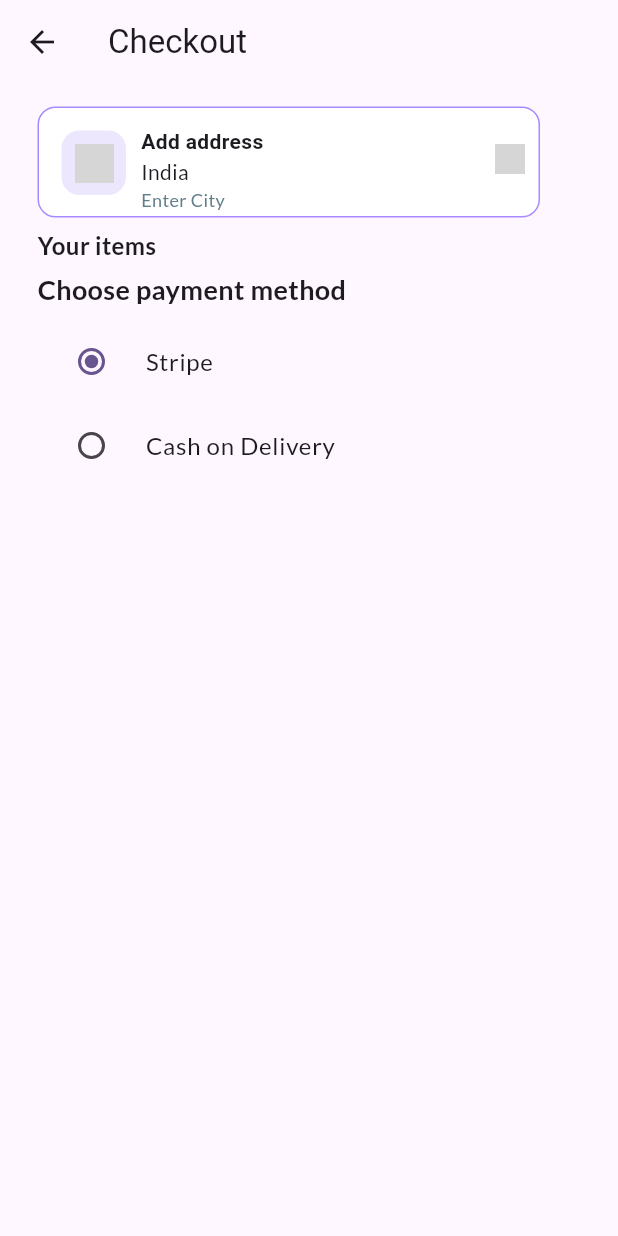
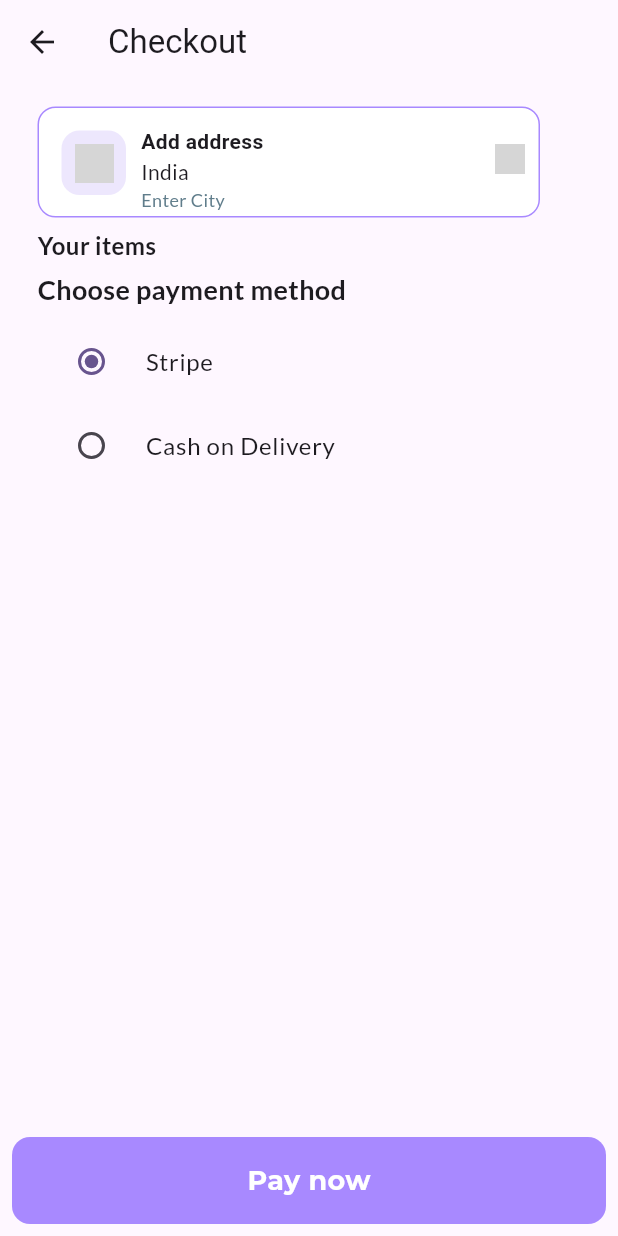
Before and after one commit to Shamimkhan1406/Cartify, a Flutter app: the CheckoutScreen screen opened directly, on a phone screen of 412 x 824 dp. Run offline on Flutter 3.47's test engine with Material 3 defaults, Android fonts, the phone set to English and light mode, and no system bars; our stand-ins replace flutter_dotenv, flutter_riverpod, google_fonts, shared_preferences; accounts and stored records are empty; network calls fail; grey boxes are pictures that could not be loaded.

Commit message:
check out button

```diff
--- a/lib/views/screens/detail/screens/checkout_screen.dart
+++ b/lib/views/screens/detail/screens/checkout_screen.dart
@@ -311,7 +311,7 @@ class _CheckoutScreenState extends ConsumerState<CheckoutScreen> {
                 ),
                 value: 'stripe',
                 groupValue: selectedPaymentMethod,
-                onChanged: (String?value) {
+                onChanged: (String? value) {
                   setState(() {
                     selectedPaymentMethod = value!;
                   });
@@ -327,7 +327,7 @@ class _CheckoutScreenState extends ConsumerState<CheckoutScreen> {
                 ),
                 value: 'cashOnDelivery',
                 groupValue: selectedPaymentMethod,
-                onChanged: (String?value) {
+                onChanged: (String? value) {
                   setState(() {
                     selectedPaymentMethod = value!;
                   });
@@ -337,6 +337,29 @@ class _CheckoutScreenState extends ConsumerState<CheckoutScreen> {
           ),
         ),
       ),
+      bottomNavigationBar: Padding(
+        padding: const EdgeInsets.all(8.0),
+        child: Container(
+          width: 338,
+          height: 58,
+          decoration: BoxDecoration(
+            color: const Color.fromARGB(255, 168, 137, 255),
+            borderRadius: BorderRadius.circular(12),
+          ),
+          child: Center(
+            child: Text(
+              selectedPaymentMethod == 'stripe'
+                  ? 'Pay now'
+                  : 'Place order',
+              style: GoogleFonts.montserrat(
+                fontSize: 18,
+                fontWeight: FontWeight.bold,
+                color: Colors.white,
+              ),
+            ),
+          ),
+        ),
+      ),
     );
   }
 }
```
